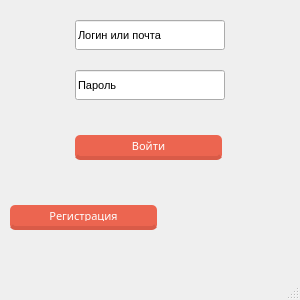
Above: src/client/mainwindow.ui from RanHum/ZLP-Library before the change. Below: the same form after it.
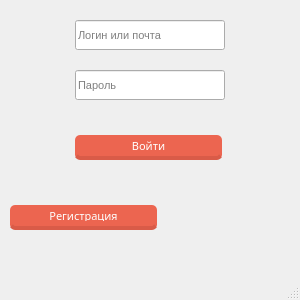
That is the form after the change.

What changed in the file:
```diff
--- a/src/client/mainwindow.ui
+++ b/src/client/mainwindow.ui
@@ -87,6 +87,9 @@
      </font>
     </property>
     <property name="text">
+     <string/>
+    </property>
+    <property name="placeholderText">
      <string>Логин или почта</string>
     </property>
    </widget>
@@ -105,6 +108,9 @@
      </font>
     </property>
     <property name="text">
+     <string/>
+    </property>
+    <property name="placeholderText">
      <string>Пароль</string>
     </property>
    </widget>
```
Left out of the diff: 2 changed lines with no effect on the pictures.
